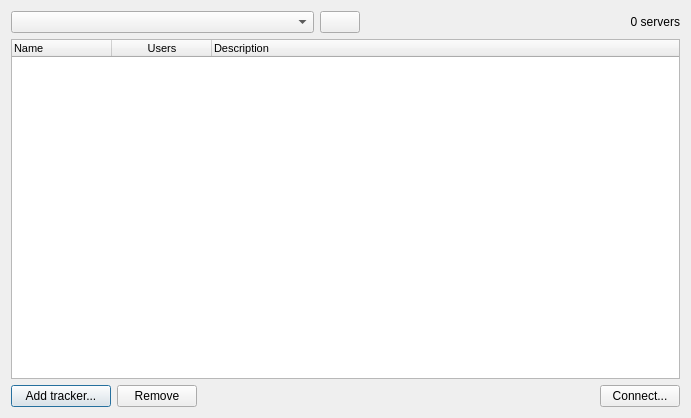
Above: dialogtrackers.ui from tjohnman/Obsession before the change. Below: the same form after it.
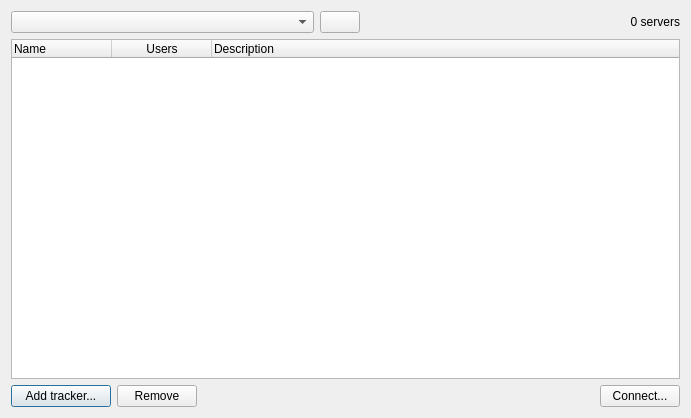
That is the form after the change. Icons and pictures are not drawn.

Diff of the .ui file:
```diff
--- a/dialogtrackers.ui
+++ b/dialogtrackers.ui
@@ -48,11 +48,6 @@
    </item>
    <item row="1" column="0" colspan="7">
     <widget class="QTreeWidget" name="treeWidget">
-     <property name="font">
-      <font>
-       <pointsize>8</pointsize>
-      </font>
-     </property>
      <property name="indentation">
       <number>2</number>
      </property>
@@ -81,7 +76,7 @@
        <string>Users</string>
       </property>
       <property name="textAlignment">
-       <set>AlignHCenter|AlignVCenter|AlignCenter</set>
+       <set>AlignCenter</set>
       </property>
      </column>
      <column>
```
